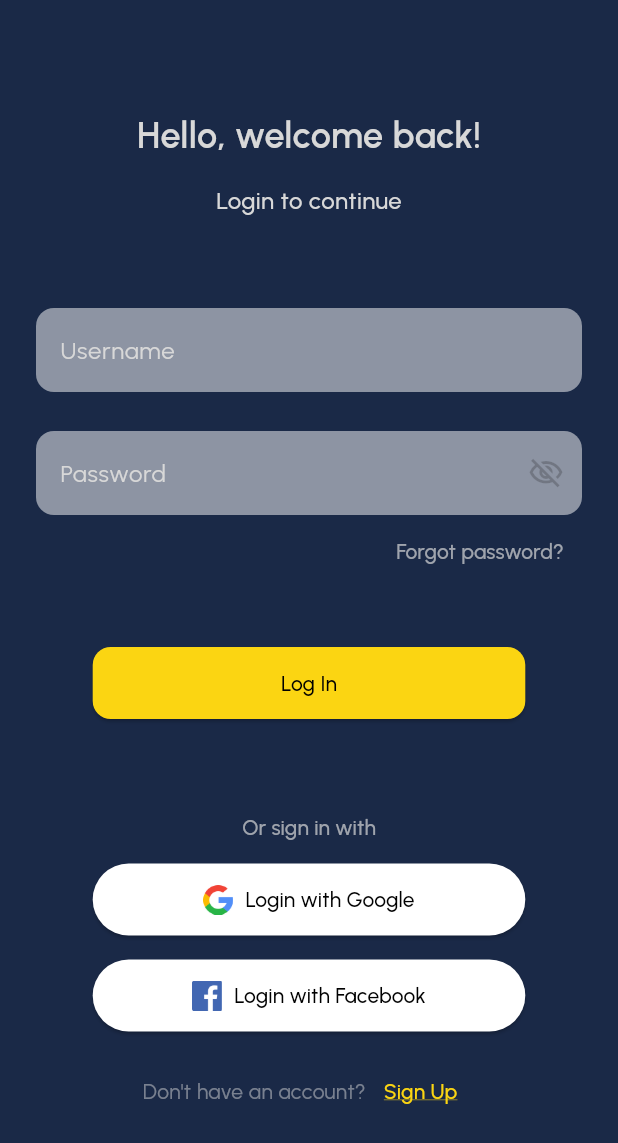
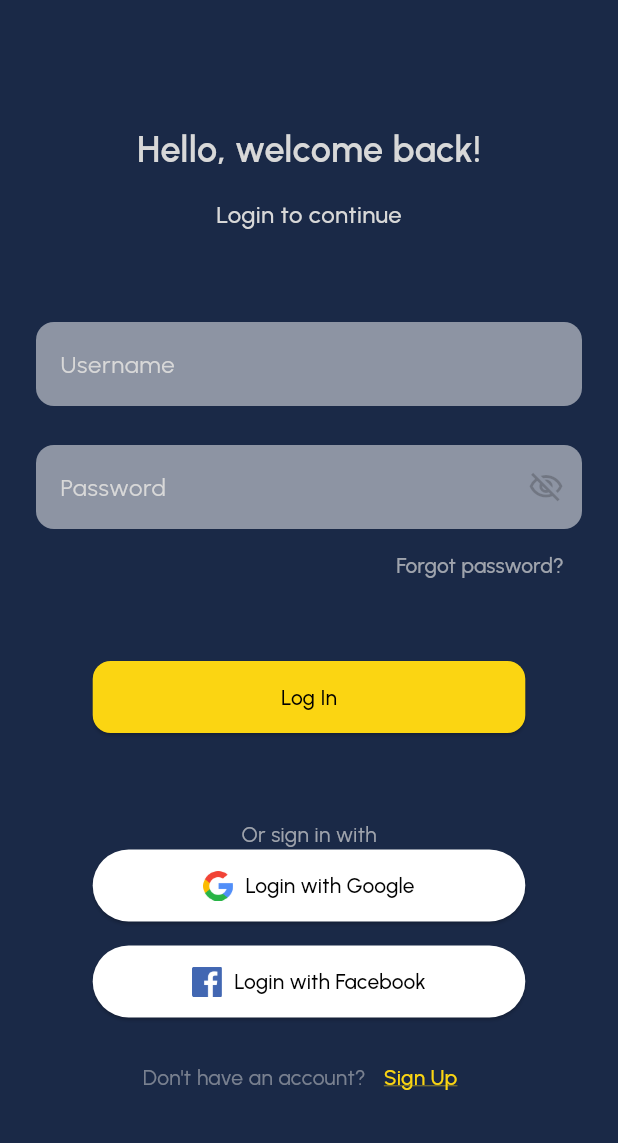
Before and after one commit to LOsioChico/Learning-Flutter, a Flutter app: the screen it shows after launch, on a phone screen of 412 x 824 dp. Shown: the top 1143 px of the screen. Run offline on Flutter 3.47's test engine with Material 3 defaults, Android fonts, the phone set to English and light mode, and no system bars.

Commit message:
style: Change text button to text widget

```diff
--- a/flutter_chat/lib/screens/login_screen.dart
+++ b/flutter_chat/lib/screens/login_screen.dart
@@ -62,12 +62,11 @@ class LoginScreen extends StatelessWidget {
                 ),
               ),
               const Spacer(),
-              TextButton(
-                style: TextButton.styleFrom(
-                  foregroundColor: AppColors.font.withOpacity(0.7),
+              Text(
+                'Or sign in with',
+                style: TextStyle(
+                  color: AppColors.font.withOpacity(0.7),
                 ),
-                child: const Text('Or sign in with'),
-                onPressed: () {},
               ),
               SizedBox(
                 width: MediaQuery.of(context).size.width * 0.7,
```
